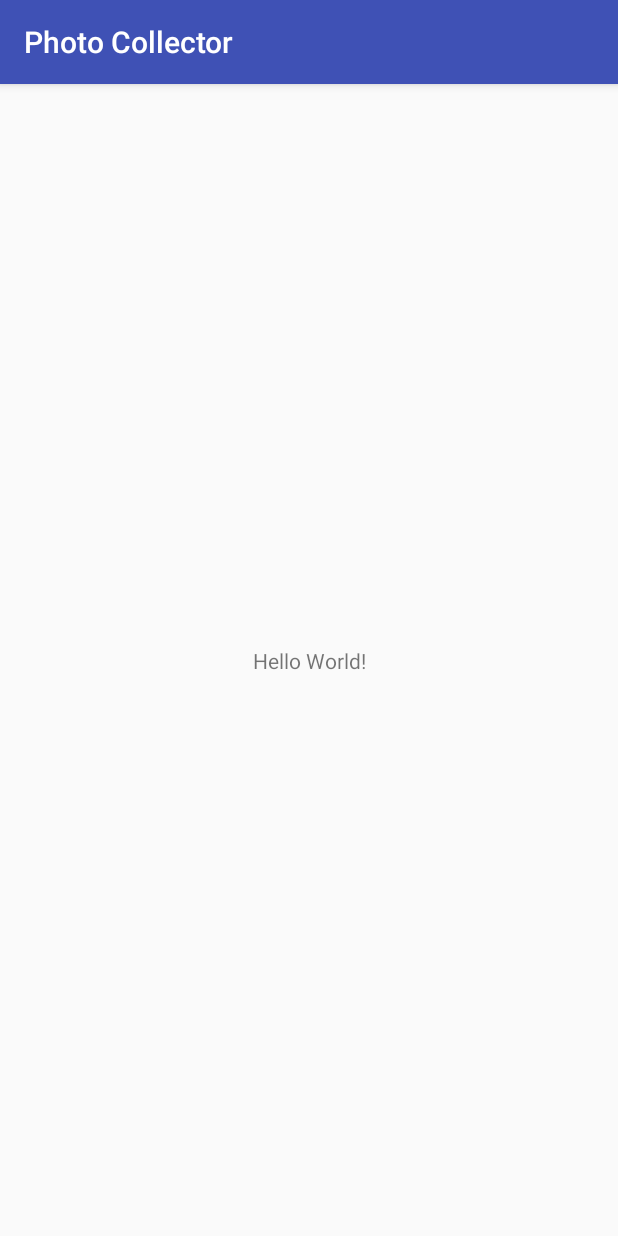
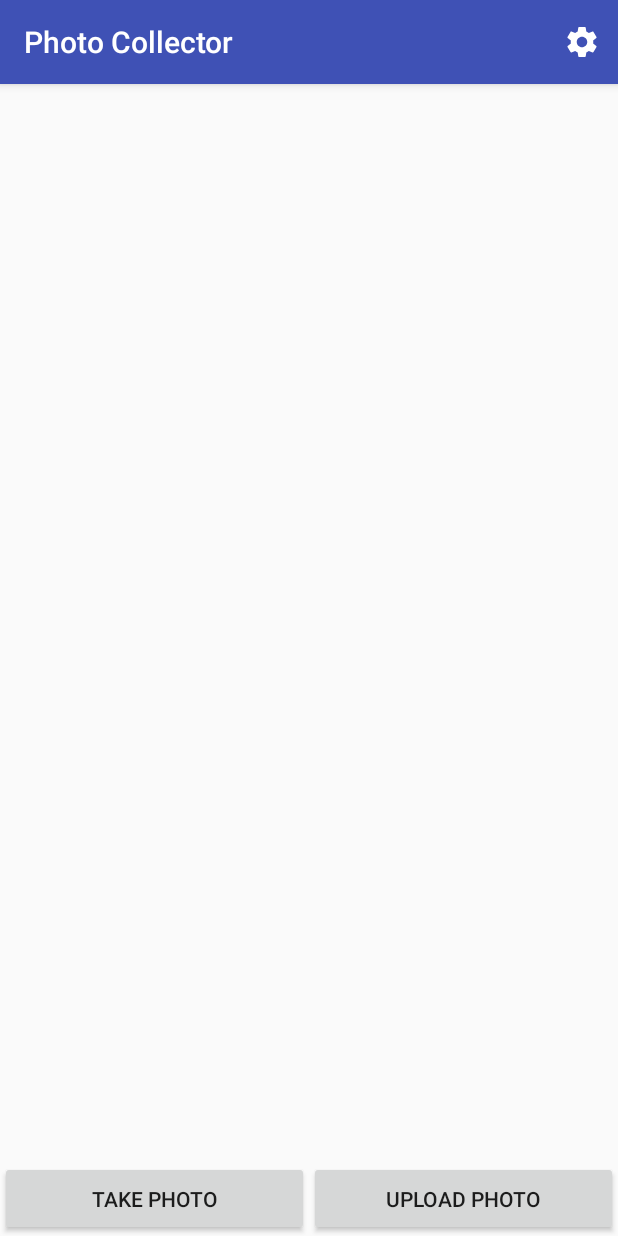
Before and after one commit to CXXT-Projects/PhotoCollector, an Android app: the screen it shows after launch (MainActivity), on a phone screen of 412 x 824 dp. Run offline under Robolectric (Android 15) with nearby library versions, the phone set to English and light mode, and no system bars; our stand-ins replace ButterKnife.

Commit message:
🎉 init: move project from huangyz0918 --> CXXT

```diff
--- a/app/src/main/java/com/huangyz0918/photocollector/MainActivity.java
+++ b/app/src/main/java/com/huangyz0918/photocollector/MainActivity.java
@@ -1,13 +1,146 @@
 package com.huangyz0918.photocollector;
 
+import android.Manifest;
+import android.content.Intent;
+import android.content.pm.PackageManager;
+import android.graphics.BitmapFactory;
+import android.net.Uri;
+import android.os.Environment;
+import android.provider.MediaStore;
+import android.support.annotation.Nullable;
+import android.support.v4.app.ActivityCompat;
+import android.support.v4.content.ContextCompat;
+import android.support.v4.content.FileProvider;
 import android.support.v7.app.AppCompatActivity;
 import android.os.Bundle;
+import android.view.Menu;
+import android.view.MenuItem;
+import android.view.View;
+import android.widget.Button;
+import android.widget.ImageView;
+import android.widget.Toast;
 
+import java.io.File;
+
+import butterknife.BindView;
+import butterknife.ButterKnife;
+
+/*
+*
+* */
 public class MainActivity extends AppCompatActivity {
+
+    static final int MY_PERMISSIONS_REQUEST_CAMERA = 0x110;
+    static final int MY_PERMISSIONS_REQUEST_READ_EXTERNAL_STORAGE = 0x111;
+    static final int MY_PERMISSIONS_REQUEST_WRITE_EXTERNAL_STORAGE = 0x101;
+    static final int CAPTURE_IMAGE_ACTIVITY_REQUEST_CODE = 0x001;
+
+    private String photoPath = Environment.getExternalStorageDirectory()
+            .getAbsolutePath() + "/temp" + ".png";
+
+    @BindView(R.id.image_view)
+    ImageView imageView;
+
+    @BindView(R.id.btn_snap)
+    Button btnSnap;
+
+    @BindView(R.id.btn_upload)
+    Button btnUpload;
 
     @Override
     protected void onCreate(Bundle savedInstanceState) {
         super.onCreate(savedInstanceState);
         setContentView(R.layout.activity_main);
+        ButterKnife.bind(this);
+        requestCameraPermissions();
+        initEvents();
     }
+
+    private void initEvents() {
+        btnSnap.setOnClickListener(new View.OnClickListener() {
+            @Override
+            public void onClick(View v) {
+                requestCameraPermissions();
+                if (hasSDCard()) {
+                    startTakePhoto();
+                } else {
+                    Toast.makeText(MainActivity.this, "初始化文件失败，无法调用相机拍照！", Toast.LENGTH_SHORT).show();
+                }
+            }
+        });
+    }
+
+    @Override
+    protected void onActivityResult(int requestCode, int resultCode, @Nullable Intent intent) {
+        if (resultCode == RESULT_OK && requestCode == CAPTURE_IMAGE_ACTIVITY_REQUEST_CODE) {
+            BitmapFactory.Options options = new BitmapFactory.Options();
+            options.inJustDecodeBounds = true;
+            BitmapFactory.decodeFile(photoPath, options);
+            double radio = Math.max(options.outWidth * 1.0d / 1024f, options.outHeight * 1.0d / 1024f);
+            options.inSampleSize = (int) Math.ceil(radio);
+            options.inJustDecodeBounds = false;
+            imageView.setImageBitmap(BitmapFactory.decodeFile(photoPath, options));
+        }
+
+        super.onActivityResult(requestCode, resultCode, intent);
+    }
+
+    private boolean hasSDCard() {
+        String state = Environment.getExternalStorageState();
+        return Environment.MEDIA_MOUNTED.equals(state);
+    }
+
+    private void startTakePhoto() {
+        Intent intent = new Intent(MediaStore.ACTION_IMAGE_CAPTURE);
+        Uri photoURI = FileProvider.getUriForFile(this,
+                getApplicationContext().getPackageName() + ".provider", new File(photoPath));
+        intent.putExtra(MediaStore.EXTRA_OUTPUT, photoURI);
+        startActivityForResult(intent, CAPTURE_IMAGE_ACTIVITY_REQUEST_CODE);
+    }
+
+    @Override
+    public boolean onCreateOptionsMenu(Menu menu) {
+        getMenuInflater().inflate(R.menu.menu, menu);
+        return super.onCreateOptionsMenu(menu);
+    }
+
+    @Override
+    public boolean onOptionsItemSelected(MenuItem item) {
+        int id = item.getItemId();
+        if (id == R.id.btn_settings) {
+            Toast.makeText(this, "233", Toast.LENGTH_SHORT).show();
+        }
+        return super.onOptionsItemSelected(item);
+    }
+
+    private void requestCameraPermissions() {
+        if (ContextCompat.checkSelfPermission(this, Manifest.permission.CAMERA)
+                != PackageManager.PERMISSION_GRANTED) {
+            ActivityCompat.requestPermissions(MainActivity.this,
+                    new String[]{Manifest.permission.CAMERA},
+                    MY_PERMISSIONS_REQUEST_CAMERA);
+            ActivityCompat.shouldShowRequestPermissionRationale(MainActivity.this,
+                    Manifest.permission.CAMERA);
+        }
+
+        if (ContextCompat.checkSelfPermission(this, Manifest.permission.READ_EXTERNAL_STORAGE)
+                != PackageManager.PERMISSION_GRANTED) {
+            ActivityCompat.requestPermissions(MainActivity.this,
+                    new String[]{Manifest.permission.READ_EXTERNAL_STORAGE},
+                    MY_PERMISSIONS_REQUEST_READ_EXTERNAL_STORAGE);
+            ActivityCompat.shouldShowRequestPermissionRationale(MainActivity.this,
+                    Manifest.permission.READ_EXTERNAL_STORAGE);
+        }
+
+        if (ContextCompat.checkSelfPermission(this, Manifest.permission.WRITE_EXTERNAL_STORAGE)
+                != PackageManager.PERMISSION_GRANTED) {
+            ActivityCompat.requestPermissions(MainActivity.this,
+                    new String[]{Manifest.permission.WRITE_EXTERNAL_STORAGE},
+                    MY_PERMISSIONS_REQUEST_WRITE_EXTERNAL_STORAGE);
+            ActivityCompat.shouldShowRequestPermissionRationale(MainActivity.this,
+                    Manifest.permission.WRITE_EXTERNAL_STORAGE);
+        }
+
+    }
+
 }
--- /dev/null
+++ b/app/src/main/res/drawable/ic_settings_black_24dp.xml
@@ -0,0 +1,5 @@
+<vector android:height="24dp" android:tint="#FFFFFF"
+    android:viewportHeight="24.0" android:viewportWidth="24.0"
+    android:width="24dp" xmlns:android="http://schemas.android.com/apk/res/android">
+    <path android:fillColor="#FF000000" android:pathData="M19.43,12.98c0.04,-0.32 0.07,-0.64 0.07,-0.98s-0.03,-0.66 -0.07,-0.98l2.11,-1.65c0.19,-0.15 0.24,-0.42 0.12,-0.64l-2,-3.46c-0.12,-0.22 -0.39,-0.3 -0.61,-0.22l-2.49,1c-0.52,-0.4 -1.08,-0.73 -1.69,-0.98l-0.38,-2.65C14.46,2.18 14.25,2 14,2h-4c-0.25,0 -0.46,0.18 -0.49,0.42l-0.38,2.65c-0.61,0.25 -1.17,0.59 -1.69,0.98l-2.49,-1c-0.23,-0.09 -0.49,0 -0.61,0.22l-2,3.46c-0.13,0.22 -0.07,0.49 0.12,0.64l2.11,1.65c-0.04,0.32 -0.07,0.65 -0.07,0.98s0.03,0.66 0.07,0.98l-2.11,1.65c-0.19,0.15 -0.24,0.42 -0.12,0.64l2,3.46c0.12,0.22 0.39,0.3 0.61,0.22l2.49,-1c0.52,0.4 1.08,0.73 1.69,0.98l0.38,2.65c0.03,0.24 0.24,0.42 0.49,0.42h4c0.25,0 0.46,-0.18 0.49,-0.42l0.38,-2.65c0.61,-0.25 1.17,-0.59 1.69,-0.98l2.49,1c0.23,0.09 0.49,0 0.61,-0.22l2,-3.46c0.12,-0.22 0.07,-0.49 -0.12,-0.64l-2.11,-1.65zM12,15.5c-1.93,0 -3.5,-1.57 -3.5,-3.5s1.57,-3.5 3.5,-3.5 3.5,1.57 3.5,3.5 -1.57,3.5 -3.5,3.5z"/>
+</vector>
--- a/app/src/main/res/layout/activity_main.xml
+++ b/app/src/main/res/layout/activity_main.xml
@@ -1,18 +1,38 @@
 <?xml version="1.0" encoding="utf-8"?>
-<android.support.constraint.ConstraintLayout xmlns:android="http://schemas.android.com/apk/res/android"
-    xmlns:app="http://schemas.android.com/apk/res-auto"
+<RelativeLayout xmlns:android="http://schemas.android.com/apk/res/android"
     xmlns:tools="http://schemas.android.com/tools"
     android:layout_width="match_parent"
     android:layout_height="match_parent"
+    android:orientation="vertical"
     tools:context=".MainActivity">
 
-    <TextView
-        android:layout_width="wrap_content"
-        android:layout_height="wrap_content"
-        android:text="Hello World!"
-        app:layout_constraintBottom_toBottomOf="parent"
-        app:layout_constraintLeft_toLeftOf="parent"
-        app:layout_constraintRight_toRightOf="parent"
-        app:layout_constraintTop_toTopOf="parent" />
+    <ImageView
+        android:id="@+id/image_view"
+        android:layout_width="match_parent"
+        android:layout_height="match_parent" />
 
-</android.support.constraint.ConstraintLayout>
+    <LinearLayout
+        android:id="@+id/layout_buttons"
+        android:layout_width="match_parent"
+        android:layout_height="50dp"
+        android:layout_alignParentBottom="true"
+        android:layout_alignParentLeft="true"
+        android:layout_alignParentStart="true"
+        android:orientation="horizontal">
+
+        <Button
+            android:id="@+id/btn_snap"
+            android:layout_width="0dp"
+            android:layout_height="match_parent"
+            android:layout_weight="1"
+            android:text="@string/btn_snap" />
+
+        <Button
+            android:id="@+id/btn_upload"
+            android:layout_width="0dp"
+            android:layout_height="match_parent"
+            android:layout_weight="1"
+            android:text="@string/btn_upload" />
+    </LinearLayout>
+
+</RelativeLayout>
--- /dev/null
+++ b/app/src/main/res/menu/menu.xml
@@ -0,0 +1,8 @@
+<menu xmlns:android="http://schemas.android.com/apk/res/android"
+    xmlns:app="http://schemas.android.com/apk/res-auto">
+    <item
+        android:id="@+id/btn_settings"
+        android:icon="@drawable/ic_settings_black_24dp"
+        android:title=""
+        app:showAsAction="always" />
+</menu>
--- a/app/src/main/res/values/strings.xml
+++ b/app/src/main/res/values/strings.xml
@@ -1,3 +1,5 @@
 <resources>
     <string name="app_name">Photo Collector</string>
+    <string name="btn_snap">Take Photo</string>
+    <string name="btn_upload">Upload Photo</string>
 </resources>
--- /dev/null
+++ b/app/src/main/res/xml/provider_paths.xml
@@ -0,0 +1,4 @@
+<?xml version="1.0" encoding="utf-8"?>
+<paths xmlns:android="http://schemas.android.com/apk/res/android">
+    <external-path name="external_files" path="."/>
+</paths>
```
Also changed, not shown: app/build.gradle (+7 -1 lines), app/src/main/AndroidManifest.xml (+15 -0 lines).
